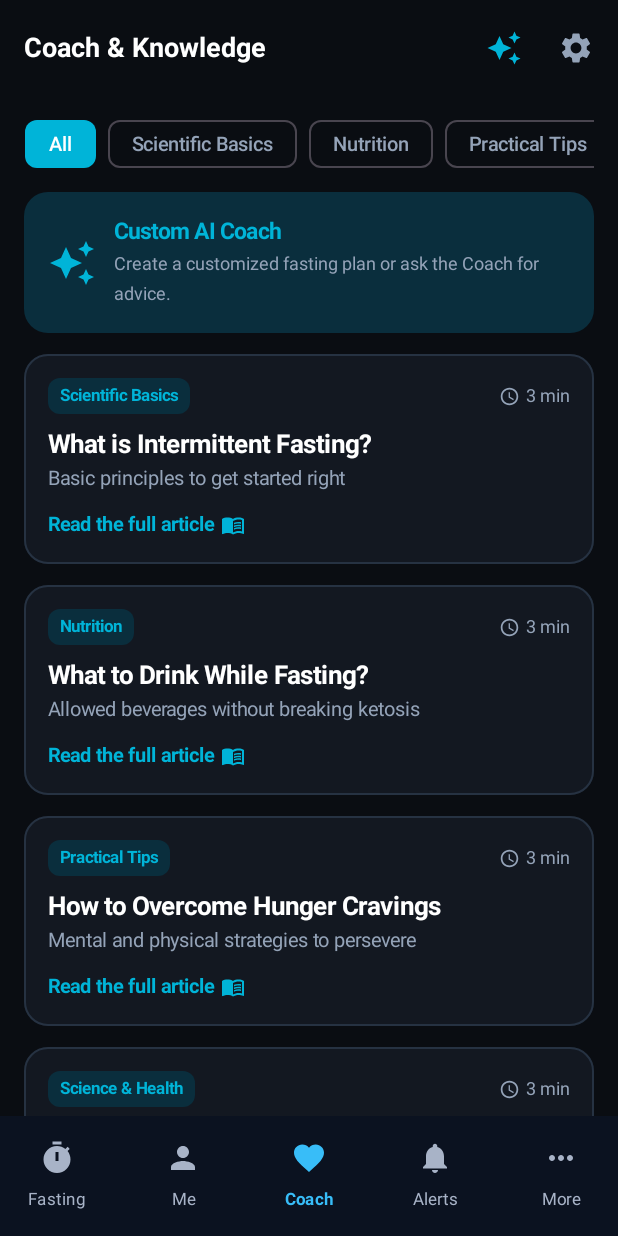
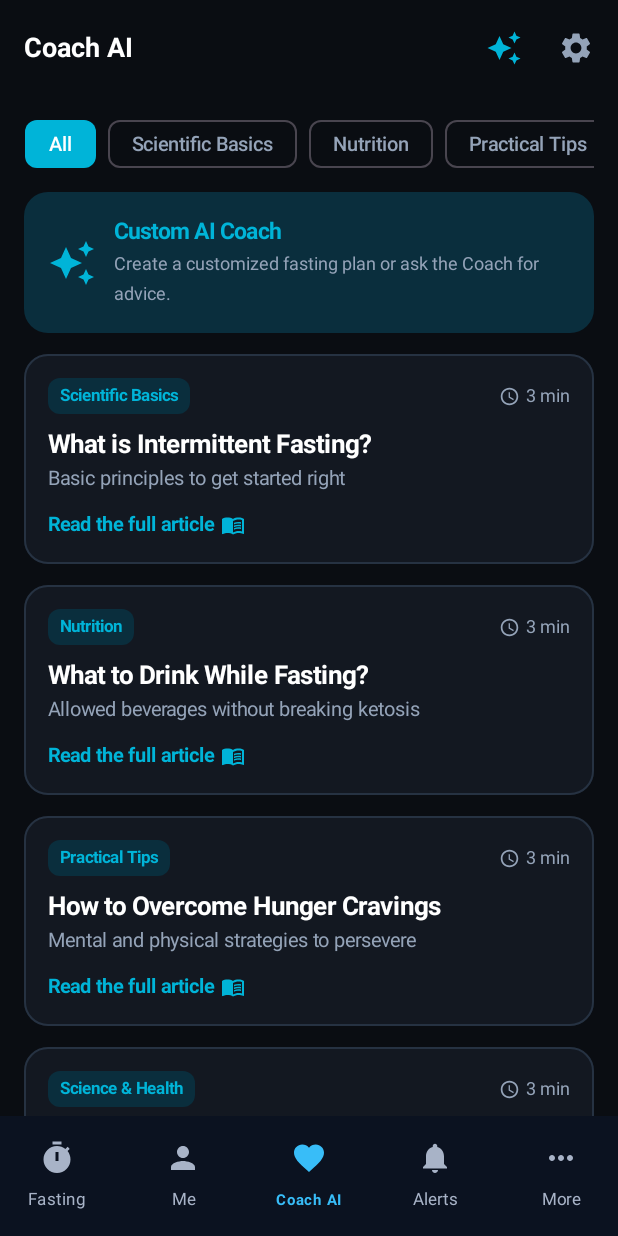
Before and after one commit to finalbyte1/cibotimer, an Android app built with Jetpack Compose: the AiChatScreen screen opened through its navigation route, item 3 of the bottom bar chosen, on a phone screen of 412 x 824 dp. Run offline under Robolectric (Android 15) with nearby library versions, the phone set to English and light mode, and no system bars; libraries missing offline, so code that uses them is left out: com.google.android.play.

Commit message:
Release v1.0.85 (Build 86): risolto padding superiore TopAppBar, ridenominazione Coach AI ed Edge-to-Edge
- Risolto spazio vuoto superiore eccessivo in Navigation.kt passando solo padding inferiore alle schermate con TopAppBar propria (Altro, Io, Coach AI, Piani, Chat AI, Acqua)
- Mantenuto innerPadding completo per schermate senza TopAppBar (TimerScreen e NotificationsScreen) per proteggere il layout dalla status bar
- Ridenominata la sezione 'Coach' in 'Coach AI' nei file strings.xml (IT ed EN) e nel titolo della schermata
- Ottimizzata l'etichetta 'Coach AI' nella bottom navigation a 5 elementi con fontSize 10sp e maxLines = 1
- Aggiunta chiamata enableEdgeToEdge() in MainActivity.kt per un comportamento visivo uniforme su Samsung S25 Ultra e display con punch-hole
- Aggiornati test unitari NavigationLabelsTest con esito 100% positivo (132 test superati)

```diff
--- a/app/build.gradle.kts
+++ b/app/build.gradle.kts
@@ -15,8 +15,8 @@ android {
         applicationId = "com.cibotimer"
         minSdk = 26
         targetSdk = 36
-        versionCode = 85
-        versionName = "1.0.84"
+        versionCode = 86
+        versionName = "1.0.85"
 
         testInstrumentationRunner = "androidx.test.runner.AndroidJUnitRunner"
         vectorDrawables {
--- a/app/src/main/java/com/cibotimer/MainActivity.kt
+++ b/app/src/main/java/com/cibotimer/MainActivity.kt
@@ -6,6 +6,7 @@ import android.os.Build
 import android.os.Bundle
 import androidx.activity.ComponentActivity
 import androidx.activity.compose.setContent
+import androidx.activity.enableEdgeToEdge
 import androidx.activity.result.contract.ActivityResultContracts
 import androidx.compose.foundation.layout.fillMaxSize
 import androidx.compose.material3.MaterialTheme
@@ -32,6 +33,7 @@ class MainActivity : ComponentActivity() {
     }
 
     override fun onCreate(savedInstanceState: Bundle?) {
+        enableEdgeToEdge()
         super.onCreate(savedInstanceState)
         com.cibotimer.util.AppLanguageManager.applyStoredLanguage(this)
 
--- a/app/src/main/java/com/cibotimer/ui/Navigation.kt
+++ b/app/src/main/java/com/cibotimer/ui/Navigation.kt
@@ -40,7 +40,7 @@ import com.cibotimer.R
 sealed class Screen(val route: String, val title: String, val icon: ImageVector, val titleRes: Int) {
     data object Timer : Screen("timer", "Digiuno", Icons.Default.Timer, R.string.nav_timer)
     data object Progress : Screen("progress", "Io", Icons.Default.Person, R.string.nav_progress)
-    data object Coach : Screen("coach", "Coach", Icons.Default.Favorite, R.string.nav_coach)
+    data object Coach : Screen("coach", "Coach AI", Icons.Default.Favorite, R.string.nav_coach)
     data object Notifications : Screen("notifications", "Notifiche", Icons.Default.Notifications, R.string.nav_notifications)
     data object Planner : Screen("planner", "Piani", Icons.Default.CalendarMonth, R.string.nav_planner)
     data object Settings : Screen("settings", "Altro", Icons.Default.MoreHoriz, R.string.nav_settings)
@@ -87,7 +87,7 @@ fun CiboTimerNavigation(
             Row(
                 modifier = Modifier
                     .fillMaxSize()
-                    .padding(paddingValues)
+                    .padding(bottom = paddingValues.calculateBottomPadding())
                     .background(CiboBg)
             ) {
                 if (showNav) {
@@ -123,7 +123,7 @@ fun CiboTimerNavigation(
                                 label = {
                                     Text(
                                         text = labelText,
-                                        fontSize = 11.sp,
+                                        fontSize = if (screen == Screen.Coach) 10.sp else 11.sp,
                                         fontWeight = if (isSelected) FontWeight.Bold else FontWeight.Normal,
                                         maxLines = 1,
                                         softWrap = false,
@@ -166,13 +166,14 @@ fun CiboTimerNavigation(
                         repository = repository,
                         updateManager = updateManager,
                         userProfile = userProfile,
+                        innerPadding = paddingValues,
                         modifier = Modifier.fillMaxSize()
                     )
                 }
             }
         }
     } else {
-        // Layout Telefono (< 600dp): identico a oggi, nessuna modifica
+        // Layout Telefono (< 600dp): BottomBar per la navigazione
         Scaffold(
             bottomBar = {
                 if (showNav) {
@@ -195,7 +196,7 @@ fun CiboTimerNavigation(
                                 label = {
                                     Text(
                                         text = labelText,
-                                        fontSize = 11.sp,
+                                        fontSize = if (screen == Screen.Coach) 10.sp else 11.sp,
                                         fontWeight = if (isSelected) FontWeight.Bold else FontWeight.Normal,
                                         maxLines = 1,
                                         softWrap = false,
@@ -235,7 +236,8 @@ fun CiboTimerNavigation(
                 repository = repository,
                 updateManager = updateManager,
                 userProfile = userProfile,
-                modifier = Modifier.padding(paddingValues)
+                innerPadding = paddingValues,
+                modifier = Modifier.fillMaxSize()
             )
         }
     }
@@ -248,8 +250,17 @@ private fun CiboTimerNavHost(
     repository: AppRepository,
     updateManager: UpdateManager?,
     userProfile: UserProfile,
+    innerPadding: PaddingValues,
     modifier: Modifier = Modifier
 ) {
+    val bottomOnlyModifier = Modifier
+        .fillMaxSize()
+        .padding(bottom = innerPadding.calculateBottomPadding())
+
+    val fullPaddingModifier = Modifier
+        .fillMaxSize()
+        .padding(innerPadding)
+
     NavHost(
         navController = navController,
         startDestination = startDestination,
@@ -265,7 +276,8 @@ private fun CiboTimerNavHost(
                 },
                 onBack = if (userProfile.hasSelectedInitialPlan) {
                     { navController.popBackStack() }
-                } else null
+                } else null,
+                modifier = bottomOnlyModifier
             )
         }
 
@@ -277,25 +289,29 @@ private fun CiboTimerNavHost(
                 onNavigateToWater = { navController.navigate(Screen.Water.route) },
                 onNavigateToCoaching = { navController.navigate(Screen.Coach.route) },
                 onNavigateToProgress = { navController.navigate(Screen.Progress.route) },
-                onNavigateToSettings = { navController.navigate(Screen.Settings.route) }
+                onNavigateToSettings = { navController.navigate(Screen.Settings.route) },
+                modifier = fullPaddingModifier
             )
         }
 
         composable(Screen.Planner.route) {
             PlannerScreen(
-                repository = repository
+                repository = repository,
+                modifier = bottomOnlyModifier
             )
         }
 
         composable(Screen.Notifications.route) {
             NotificationsScreen(
-                repository = repository
+                repository = repository,
+                modifier = fullPaddingModifier
             )
         }
 
         composable(Screen.Progress.route) {
             ProgressScreen(
-                repository = repository
+                repository = repository,
+                modifier = bottomOnlyModifier
             )
         }
 
@@ -303,27 +319,31 @@ private fun CiboTimerNavHost(
             CoachingScreen(
                 repository = repository,
                 onNavigateToChat = { navController.navigate(Screen.Chat.route) },
-                onNavigateToSettings = { navController.navigate(Screen.Settings.route) }
+                onNavigateToSettings = { navController.navigate(Screen.Settings.route) },
+                modifier = bottomOnlyModifier
             )
         }
 
         composable(Screen.Chat.route) {
             AiChatScreen(
                 repository = repository,
-                onNavigateToSettings = { navController.navigate(Screen.Settings.route) }
+                onNavigateToSettings = { navController.navigate(Screen.Settings.route) },
+                modifier = bottomOnlyModifier
             )
         }
 
         composable(Screen.Water.route) {
             WaterTrackerScreen(
-                repository = repository
+                repository = repository,
+                modifier = bottomOnlyModifier
             )
         }
 
         composable(Screen.Settings.route) {
             SettingsScreen(
                 repository = repository,
-                updateManager = updateManager
+                updateManager = updateManager,
+                modifier = bottomOnlyModifier
             )
         }
     }
--- a/app/src/main/res/values/strings.xml
+++ b/app/src/main/res/values/strings.xml
@@ -10,7 +10,7 @@
     <!-- Bottom Navigation -->
     <string name="nav_timer">Fasting</string>
     <string name="nav_progress">Me</string>
-    <string name="nav_coach">Coach</string>
+    <string name="nav_coach">Coach AI</string>
     <string name="nav_notifications">Alerts</string>
     <string name="notifications_title">Notifications</string>
     <string name="nav_planner">Plans</string>
@@ -506,7 +506,7 @@
     <string name="notif_time_yesterday">Yesterday at %1$s</string>
 
     <!-- CoachingScreen -->
-    <string name="coaching_title">Coach &amp; Knowledge</string>
+    <string name="coaching_title">Coach AI</string>
     <string name="category_all">All</string>
     <string name="coaching_ai_card_title">Custom AI Coach</string>
     <string name="coaching_ai_card_desc">Create a customized fasting plan or ask the Coach for advice.</string>
```
Also changed, not shown: 4 other files.
